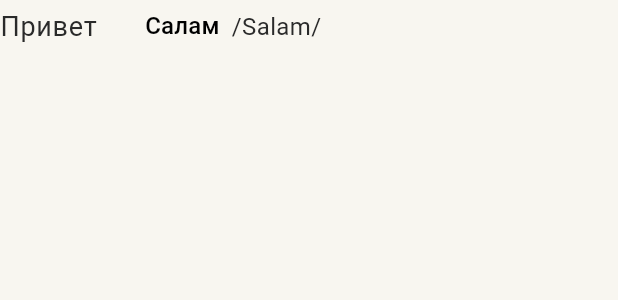
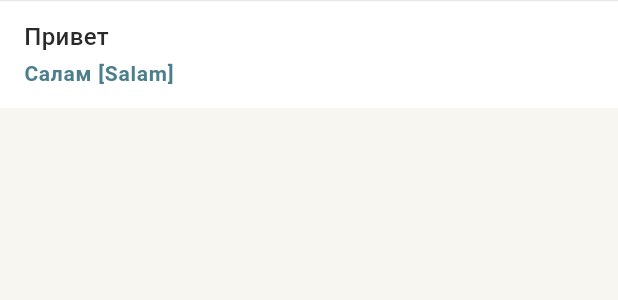
Before and after one commit to TimurKarev/lang_learn_mobile, a Flutter app: the VocabularyTile widget shown alone on an empty page, opened directly with sample values from the repository, on a phone screen of 412 x 824 dp. Shown: the top 300 px of the screen. Run offline on Flutter 3.47's test engine with Material 3 defaults, Android fonts, the phone set to English and light mode, and no system bars; our stand-ins replace bloc, equatable, flutter_bloc, flutter_dotenv, flutter_svg, font_awesome_flutter and 3 more; missing offline and left inert: dart_either; accounts and stored records are empty; Roboto replaces fonts that are missing (Nunito Sans).

```diff
--- a/lib/ui_kit/tiles/vocabulary_tile.dart
+++ b/lib/ui_kit/tiles/vocabulary_tile.dart
@@ -2,34 +2,76 @@ import 'package:flutter/material.dart';
 import 'package:lang_learn_mobile/features/memory_cards/domain/entities/flashcard.dart';
 
 class VocabularyTile extends StatelessWidget {
-  const VocabularyTile({super.key, required this.memoryCard});
+  const VocabularyTile({
+    super.key,
+    required this.memoryCard,
+    this.isFirst = false,
+    this.isLast = false,
+  });
 
   final Flashcard memoryCard;
+  final bool isFirst;
+  final bool isLast;
 
   @override
   Widget build(BuildContext context) {
-    return Padding(
-      padding: const EdgeInsets.symmetric(vertical: 4.0),
-      child: Row(
-        children: [
-          Flexible(
-            child: Text(
-              memoryCard.fWord.word,
-              style: Theme.of(context).textTheme.bodyLarge,
+    return Stack(
+      children: [
+        ListTile(
+          shape: RoundedRectangleBorder(
+            borderRadius: BorderRadius.only(
+              topLeft: isFirst ? Radius.circular(12) : Radius.circular(0),
+              topRight: isFirst ? Radius.circular(12) : Radius.circular(0),
+              bottomLeft: isLast ? Radius.circular(12) : Radius.circular(0),
+              bottomRight: isLast ? Radius.circular(12) : Radius.circular(0),
             ),
           ),
-          const SizedBox(width: 32),
-          Text(
-            memoryCard.sWord.word,
-            style: Theme.of(context).textTheme.titleMedium,
+          tileColor: Theme.of(context).colorScheme.surfaceContainerLowest,
+          title: Text(
+            memoryCard.fWord.word,
+            style: Theme.of(
+              context,
+            ).textTheme.bodyMedium?.copyWith(fontWeight: FontWeight.w500),
           ),
-          const SizedBox(width: 8),
-          Text(
-            '/${memoryCard.sWord.transcript}/',
-            style: Theme.of(context).textTheme.bodyMedium,
+          subtitle: Row(
+            children: [
+              Flexible(
+                child: Padding(
+                  padding: EdgeInsets.only(top: 4.0),
+                  child: Text(
+                    '${memoryCard.sWord.word} [${memoryCard.sWord.transcript}]',
+                    style: Theme.of(context).textTheme.labelMedium?.copyWith(
+                      color: Theme.of(context).colorScheme.tertiary,
+                    ),
+                  ),
+                ),
+              ),
+            ],
           ),
-        ],
-      ),
+        ),
+        if (!isFirst) Divider(thickness: .5, height: 1),
+      ],
     );
+
+    // Row(
+    //   children: [
+    //     Flexible(
+    //       child: Text(
+    //         memoryCard.fWord.word,
+    //         style: Theme.of(context).textTheme.bodyLarge,
+    //       ),
+    //     ),
+    //     const SizedBox(width: 32),
+    //     Text(
+    //       memoryCard.sWord.word,
+    //       style: Theme.of(context).textTheme.titleMedium,
+    //     ),
+    //     const SizedBox(width: 8),
+    //     Text(
+    //       '/${memoryCard.sWord.transcript}/',
+    //       style: Theme.of(context).textTheme.bodyMedium,
+    //     ),
+    //   ],
+    // );
   }
 }
```
Also changed, not shown: lib/core/router/codecs/combined_codec.dart (+15 -5 lines), lib/core/router/codecs/flashcard_feedback_codec.dart (added, +82 -0 lines), lib/features/memory_cards/presentation/information/information_screen.dart (+14 -13 lines).
